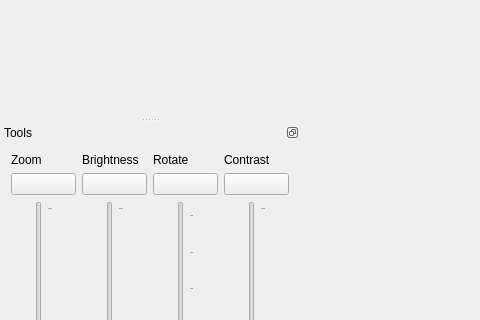
This is mainwindow.ui in DesiOtaku/gdrip as Qt 5 draws it before an edit; both pictures show x 0 to 480 and y 228 to 548 of the 1024 by 768 pixel window. The edited form follows.
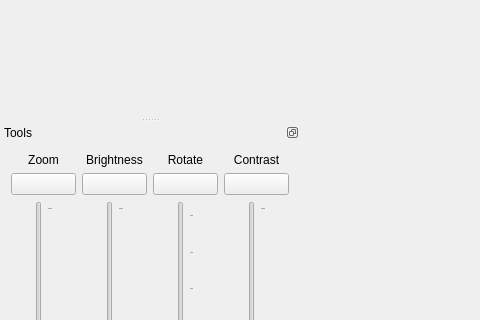
This is the edited form. Icons and pictures are not drawn. Custom widgets are drawn as their Qt base class.

```diff
--- a/mainwindow.ui
+++ b/mainwindow.ui
@@ -182,6 +182,9 @@
          <property name="text">
           <string>Zoom</string>
          </property>
+         <property name="alignment">
+          <set>Qt::AlignCenter</set>
+         </property>
         </widget>
        </item>
        <item>
@@ -238,6 +241,9 @@
          <property name="text">
           <string>Brightness</string>
          </property>
+         <property name="alignment">
+          <set>Qt::AlignCenter</set>
+         </property>
         </widget>
        </item>
        <item>
@@ -294,6 +300,9 @@
          <property name="text">
           <string>Rotate</string>
          </property>
+         <property name="alignment">
+          <set>Qt::AlignCenter</set>
+         </property>
         </widget>
        </item>
        <item>
@@ -365,6 +374,9 @@
          <property name="text">
           <string>Contrast</string>
          </property>
+         <property name="alignment">
+          <set>Qt::AlignCenter</set>
+         </property>
         </widget>
        </item>
        <item>
```
